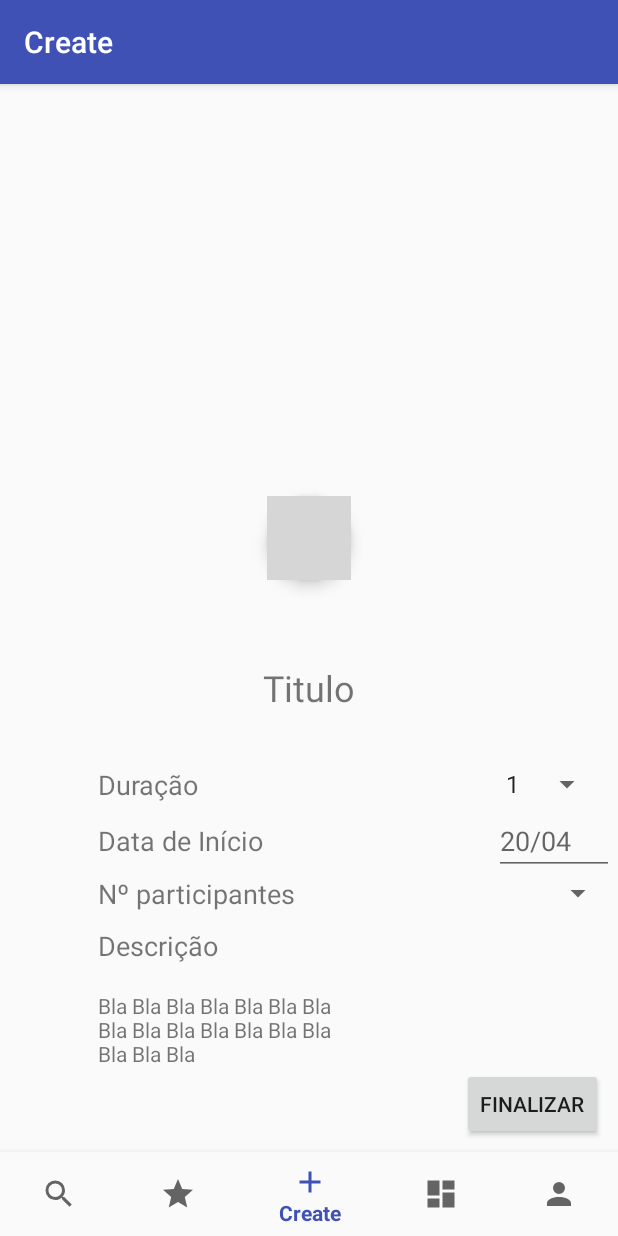
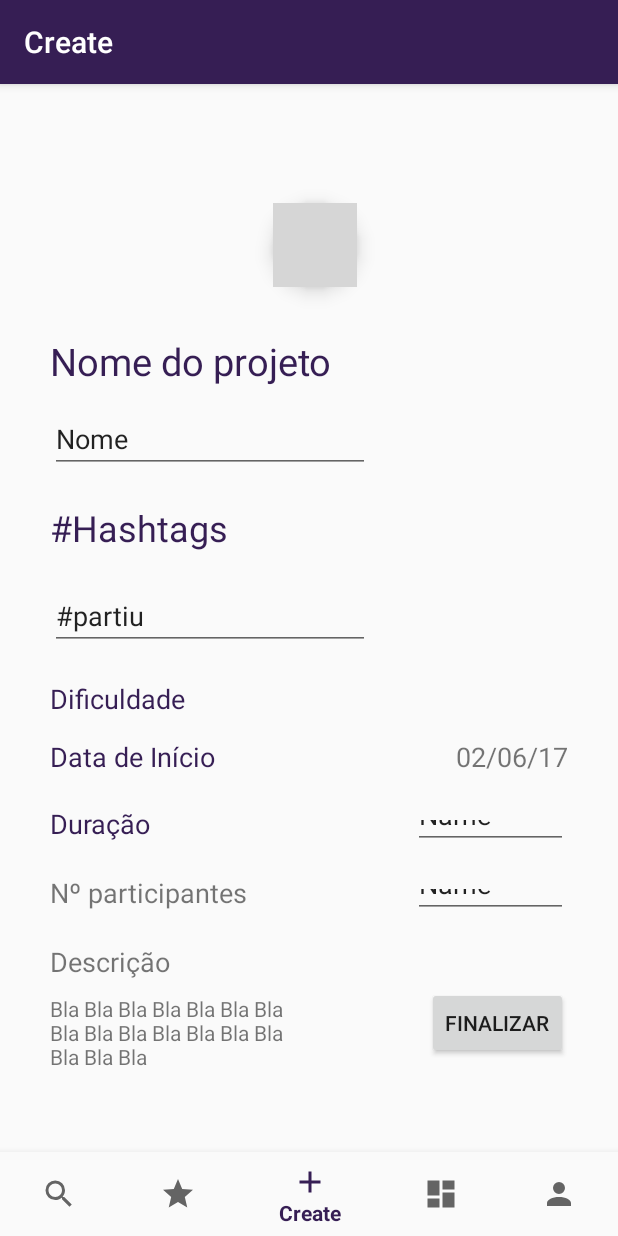
Before and after one commit to edwardcosta/Start, an Android app: the MainActivity screen opened directly, with no data from a screen before it, item 3 of the bottom bar chosen, on a phone screen of 412 x 824 dp. Run offline under Robolectric (Android 15) with nearby library versions, the phone set to English and light mode, and no system bars; our stand-ins replace Firebase (no records; nobody signed in at launch, a user with empty details on screens opened directly); grey boxes are pictures that could not be loaded.

Commit message:
Mudando a cor.

```diff
--- a/app/build.gradle
+++ b/app/build.gradle
@@ -43,7 +43,9 @@ dependencies {
 }
 
 repositories {
-    maven { url 'https://maven.fabric.io/public' }
+    maven {
+        url 'https://maven.fabric.io/public'
+    }
 }
 
 apply plugin: 'com.google.gms.google-services'
--- a/app/src/main/java/com/android/usuario/start/Screens/Container/CreateProject/CreateProjectView.java
+++ b/app/src/main/java/com/android/usuario/start/Screens/Container/CreateProject/CreateProjectView.java
@@ -1,21 +1,35 @@
 package com.android.usuario.start.Screens.Container.CreateProject;
 
+import android.app.DatePickerDialog;
+import android.app.Dialog;
 import android.os.Bundle;
 import android.support.annotation.Nullable;
+import android.support.v4.app.DialogFragment;
 import android.support.v4.app.Fragment;
 import android.view.LayoutInflater;
 import android.view.View;
 import android.view.ViewGroup;
 import android.widget.ArrayAdapter;
+import android.widget.DatePicker;
 import android.widget.Spinner;
+import android.widget.TextView;
+import android.widget.Toast;
 
 import com.android.usuario.start.R;
+
+import java.util.Calendar;
 
 /**
  * Created by eduar on 15/05/2017.
  */
 
 public class CreateProjectView extends Fragment {
+
+    private View view;
+
+    private Calendar calendar;
+    private TextView datePicker;
+    private int year, month, day;
 
     @Override
     public View onCreateView(LayoutInflater inflater, ViewGroup container,
@@ -28,12 +42,16 @@ public class CreateProjectView extends Fragment {
     public void onActivityCreated(@Nullable Bundle savedInstanceState) {
         super.onActivityCreated(savedInstanceState);
 
-        Spinner spinner = (Spinner) getView().findViewById(R.id.spinner);
-//        Spinner spinner = (Spinner) view.findViewById(R.id.);
-        Integer[] items = new Integer[]{1,2,3,4,5};
-        ArrayAdapter<Integer> adapter = new ArrayAdapter<Integer>(this.getActivity(),
-                android.R.layout.simple_spinner_item, items);
-        adapter.setDropDownViewResource(android.R.layout.simple_spinner_dropdown_item);
-        spinner.setAdapter(adapter);
+        view = getView();
+
+        datePicker = (TextView) view.findViewById(R.id.datePicker);
+        datePicker.setOnClickListener(new View.OnClickListener() {
+            @Override
+            public void onClick(View view) {
+                DialogFragment newFragment = new DatePickerFragment();
+                newFragment.show(getFragmentManager(), "datePicker");
+            }
+        });
+
     }
 }
--- /dev/null
+++ b/app/src/main/java/com/android/usuario/start/Screens/Container/CreateProject/DatePickerFragment.java
@@ -0,0 +1,31 @@
+package com.android.usuario.start.Screens.Container.CreateProject;
+
+import android.app.Dialog;
+import android.os.Bundle;
+import android.support.v4.app.DialogFragment;
+import android.app.DatePickerDialog;
+import android.widget.DatePicker;
+
+import java.util.Calendar;
+
+/**
+ * Created by tulio on 02/06/2017.
+ */
+
+public class DatePickerFragment extends DialogFragment implements DatePickerDialog.OnDateSetListener {
+    @Override
+    public Dialog onCreateDialog(Bundle savedInstanceState) {
+        // Use the current date as the default date in the picker
+        final Calendar c = Calendar.getInstance();
+        int year = c.get(Calendar.YEAR);
+        int month = c.get(Calendar.MONTH);
+        int day = c.get(Calendar.DAY_OF_MONTH);
+
+        // Create a new instance of DatePickerDialog and return it
+        return new DatePickerDialog(getActivity(), this, year, month, day);
+    }
+
+    public void onDateSet(DatePicker view, int year, int month, int day) {
+        // Do something with the date chosen by the user
+    }
+}
--- a/app/src/main/res/layout/activity_main.xml
+++ b/app/src/main/res/layout/activity_main.xml
@@ -25,7 +25,8 @@
         android:id="@+id/content"
         android:layout_width="match_parent"
         android:layout_height="match_parent"
-        android:layout_marginBottom="56dp"/>
+        android:layout_marginBottom="56dp"
+        android:layout_marginTop="56dp"/>
 
     <android.support.design.widget.BottomNavigationView
         android:id="@+id/navigation"
@@ -33,6 +34,7 @@
         android:layout_height="wrap_content"
         android:layout_gravity="bottom"
         android:background="?android:attr/windowBackground"
+        android:backgroundTint="@color/colorPrimary"
         app:menu="@menu/navigation" />
 
 </android.support.design.widget.CoordinatorLayout>
--- a/app/src/main/res/layout/fragment_create_project.xml
+++ b/app/src/main/res/layout/fragment_create_project.xml
@@ -1,127 +1,187 @@
 <?xml version="1.0" encoding="utf-8"?>
-<RelativeLayout xmlns:android="http://schemas.android.com/apk/res/android"
+
+<ScrollView xmlns:android="http://schemas.android.com/apk/res/android"
     xmlns:app="http://schemas.android.com/apk/res-auto"
-    android:layout_width="match_parent" android:layout_height="match_parent">
+    xmlns:tools="http://schemas.android.com/tools"
+    android:layout_width="match_parent"
+    android:layout_height="match_parent">
 
-    <Spinner
-        android:id="@+id/spinner"
+    <android.support.constraint.ConstraintLayout xmlns:android="http://schemas.android.com/apk/res/android"
+        xmlns:app="http://schemas.android.com/apk/res-auto"
+        xmlns:tools="http://schemas.android.com/tools"
+        android:layout_width="match_parent"
+        android:layout_height="match_parent">
+
+        <TextView
+            android:id="@+id/textView3"
             android:layout_width="wrap_content"
             android:layout_height="wrap_content"
-        android:layout_alignParentBottom="true"
-        android:layout_alignParentRight="true"
-        android:layout_alignParentEnd="true"
-        android:layout_marginRight="10dp"
-        android:layout_marginEnd="10dp"
-        android:layout_marginBottom="233dp" />
+            android:layout_marginTop="14dp"
+            android:text="Data de Início"
+            android:textColor="@color/colorPrimary"
+            android:textSize="18sp"
+            app:layout_constraintLeft_toLeftOf="@+id/textView8"
+            app:layout_constraintTop_toBottomOf="@+id/textView8" />
+
+        <TextView
+            android:id="@+id/textView8"
+            android:layout_width="wrap_content"
+            android:layout_height="wrap_content"
+            android:layout_marginTop="20dp"
+            android:text="Dificuldade"
+            android:textColor="@color/colorPrimary"
+            android:textSize="18sp"
+            app:layout_constraintLeft_toLeftOf="@+id/editText4"
+            app:layout_constraintTop_toBottomOf="@+id/editText4" />
 
         <TextView
             android:id="@+id/textView2"
             android:layout_width="wrap_content"
             android:layout_height="wrap_content"
-        android:layout_alignBottom="@+id/spinner"
-        android:layout_alignParentLeft="true"
-        android:layout_alignParentStart="true"
-        android:layout_alignTop="@+id/spinner"
-        android:layout_marginLeft="65dp"
-        android:layout_marginStart="65dp"
+            android:layout_marginTop="20dp"
             android:text="Duração"
-        android:textSize="18sp" />
-
-    <TextView
-        android:id="@+id/textView3"
-        android:layout_width="wrap_content"
-        android:layout_height="wrap_content"
-        android:layout_marginTop="13dp"
-        android:layout_alignLeft="@+id/textView2"
-        android:layout_alignStart="@+id/textView2"
-        android:layout_below="@+id/textView2"
-        android:text="Data de Início"
-        android:textSize="18sp" />
-
-    <EditText
-        android:id="@+id/editText2"
-        android:layout_width="80dp"
-        android:layout_height="wrap_content"
-        android:ems="10"
-        android:inputType="date"
-        android:hint="20/04"
-        android:layout_alignBaseline="@+id/textView3"
-        android:layout_alignBottom="@+id/textView3"
-        android:layout_alignLeft="@+id/spinner"
-        android:layout_alignStart="@+id/spinner" />
+            android:textColor="@color/colorPrimary"
+            android:textSize="18sp"
+            app:layout_constraintLeft_toLeftOf="@+id/textView3"
+            app:layout_constraintTop_toBottomOf="@+id/textView3" />
 
         <TextView
             android:id="@+id/textView4"
             android:layout_width="wrap_content"
             android:layout_height="wrap_content"
-        android:layout_marginTop="0dp"
             android:text="Nº participantes"
             android:textSize="18sp"
-        android:layout_below="@+id/editText2"
-        android:layout_alignLeft="@+id/textView3"
-        android:layout_alignStart="@+id/textView3" />
+            app:layout_constraintTop_toBottomOf="@+id/textView2"
+            app:layout_constraintLeft_toLeftOf="@+id/textView2"
+            android:layout_marginTop="21dp" />
 
         <TextView
             android:id="@+id/textView5"
             android:layout_width="wrap_content"
             android:layout_height="wrap_content"
-        android:layout_alignLeft="@+id/textView4"
-        android:layout_alignStart="@+id/textView4"
-        android:layout_below="@+id/textView4"
-        android:layout_marginTop="10dp"
             android:textSize="18sp"
-        android:text="Descrição" />
+            android:text="Descrição"
+            app:layout_constraintTop_toBottomOf="@+id/textView4"
+            app:layout_constraintLeft_toLeftOf="@+id/textView4"
+            android:layout_marginTop="21dp" />
+
+        <TextView
+            android:id="@+id/datePicker"
+            android:layout_width="wrap_content"
+            android:layout_height="wrap_content"
+            android:textSize="18sp"
+            android:text="02/06/17"
+            app:layout_constraintTop_toTopOf="@+id/textView3"
+            android:layout_marginRight="0dp"
+            app:layout_constraintRight_toRightOf="parent"
+            android:layout_marginEnd="33dp"/>
 
         <TextView
             android:id="@+id/textView6"
             android:layout_width="170dp"
             android:layout_height="wrap_content"
-        android:layout_alignLeft="@+id/textView5"
-        android:layout_alignStart="@+id/textView5"
-        android:layout_below="@+id/textView5"
-        android:layout_marginTop="18dp"
-        android:text="Bla Bla Bla Bla Bla Bla Bla Bla Bla Bla Bla Bla Bla Bla Bla Bla Bla" />
+            android:text="Bla Bla Bla Bla Bla Bla Bla Bla Bla Bla Bla Bla Bla Bla Bla Bla Bla"
+            app:layout_constraintTop_toBottomOf="@+id/textView5"
+            app:layout_constraintLeft_toLeftOf="@+id/textView5"
+            android:layout_marginTop="9dp" />
 
-    <Spinner
-        android:id="@+id/spinner5"
+        <Button
+            android:id="@+id/create"
             android:layout_width="wrap_content"
             android:layout_height="wrap_content"
-        android:layout_alignRight="@+id/editText2"
-        android:layout_alignEnd="@+id/editText2"
-        android:layout_alignBottom="@+id/textView4"
-        android:layout_below="@+id/editText2" />
-
-    <Button
-        android:id="@+id/button2"
-        android:layout_width="wrap_content"
-        android:layout_height="wrap_content"
-        android:layout_alignEnd="@+id/spinner"
-        android:layout_alignRight="@+id/spinner"
-        android:layout_below="@+id/textView6"
             android:text="Finalizar"
-        android:textSize="14sp" />
+            android:textSize="14sp"
+            app:layout_constraintRight_toRightOf="@+id/editText3"
+            android:layout_marginRight="0dp"
+            app:layout_constraintBottom_toBottomOf="parent"
+            android:layout_marginBottom="8dp" />
 
         <TextView
             android:id="@+id/textView7"
             android:layout_width="wrap_content"
             android:layout_height="wrap_content"
-        android:layout_above="@+id/textView2"
-        android:layout_marginBottom="36dp"
-        android:layout_toRightOf="@+id/textView3"
-        android:text="Titulo"
-        android:textSize="24sp" />
+            android:layout_marginLeft="33dp"
+            android:layout_marginStart="33dp"
+            android:layout_marginTop="32dp"
+            android:text="Nome do projeto"
+            android:textColor="@color/colorPrimary"
+            android:textSize="25sp"
+            app:layout_constraintLeft_toLeftOf="parent"
+            app:layout_constraintTop_toBottomOf="@+id/floatingActionButton4" />
+
+        <TextView
+            android:id="@+id/textView"
+            android:layout_width="wrap_content"
+            android:layout_height="wrap_content"
+            android:layout_marginTop="20dp"
+            android:text="#Hashtags"
+            android:textColor="@color/colorPrimary"
+            android:textSize="24dp"
+            app:layout_constraintLeft_toLeftOf="@+id/editText"
+            app:layout_constraintTop_toBottomOf="@+id/editText" />
 
         <android.support.design.widget.FloatingActionButton
             android:id="@+id/floatingActionButton4"
             android:layout_width="wrap_content"
             android:layout_height="wrap_content"
+            android:layout_marginEnd="14dp"
+            android:layout_marginLeft="8dp"
+            android:layout_marginRight="14dp"
+            android:layout_marginTop="79dp"
             android:clickable="true"
             app:backgroundTint="@color/colorPrimary"
+            app:elevation="8dp"
             app:fabSize="normal"
+            app:layout_constraintLeft_toLeftOf="parent"
+            app:layout_constraintRight_toRightOf="parent"
+            app:layout_constraintTop_toTopOf="parent"
             app:srcCompat="@drawable/com_facebook_tooltip_blue_xout"
-        android:layout_above="@+id/textView7"
-        android:layout_centerHorizontal="true"
-        android:layout_marginBottom="55dp" />
+            app:layout_constraintHorizontal_bias="0.52"
+            android:layout_marginStart="8dp" />
+
+        <EditText
+            android:id="@+id/editText2"
+            android:layout_width="103dp"
+            android:layout_height="29dp"
+            android:ems="10"
+            android:inputType="textPersonName"
+            android:text="Name"
+            app:layout_constraintRight_toRightOf="@+id/datePicker"
+            app:layout_constraintTop_toTopOf="@+id/textView2" />
+
+        <EditText
+            android:id="@+id/editText3"
+            android:layout_width="103dp"
+            android:layout_height="29dp"
+            android:ems="10"
+            android:inputType="textPersonName"
+            android:text="Name"
+            app:layout_constraintRight_toRightOf="@+id/editText2"
+            app:layout_constraintTop_toTopOf="@+id/textView4" />
+
+        <EditText
+            android:id="@+id/editText"
+            android:layout_width="wrap_content"
+            android:layout_height="wrap_content"
+            android:layout_marginTop="12dp"
+            android:ems="10"
+            android:inputType="textPersonName"
+            android:text="Nome"
+            app:layout_constraintTop_toBottomOf="@+id/textView7"
+            app:layout_constraintLeft_toLeftOf="@+id/textView7" />
+
+        <EditText
+            android:id="@+id/editText4"
+            android:layout_width="wrap_content"
+            android:layout_height="wrap_content"
+            android:layout_marginTop="20dp"
+            android:ems="10"
+            android:inputType="textPersonName"
+            android:text="#partiu"
+            app:layout_constraintLeft_toLeftOf="@+id/textView"
+            app:layout_constraintTop_toBottomOf="@+id/textView" />
 
 
-</RelativeLayout>
+    </android.support.constraint.ConstraintLayout>
+
+</ScrollView>
--- a/app/src/main/res/menu/navigation.xml
+++ b/app/src/main/res/menu/navigation.xml
@@ -9,7 +9,7 @@
     <item
         android:id="@+id/navigation_star"
         android:icon="@drawable/ic_star"
-        android:title="@string/title_star" />
+        android:title="@string/title_star"/>
 
     <item
         android:id="@+id/navigation_create"
--- a/app/src/main/res/values/colors.xml
+++ b/app/src/main/res/values/colors.xml
@@ -1,8 +1,8 @@
 <?xml version="1.0" encoding="utf-8"?>
 <resources>
-    <color name="colorPrimary">#3f51b5</color>
-    <color name="colorPrimaryDark">#303F9F</color>
-    <color name="colorAccent">#FF4081</color>
+    <color name="colorPrimary">#361e54</color>
+    <color name="colorPrimaryDark">#c18fbf</color>
+    <color name="colorAccent">#f6beff</color>
 
     <color name="material_green_50">#E8F5E9</color>
     <color name="material_green_500">#4CAF50</color>
```
Lines whose indentation alone changed are shown as unchanged.
